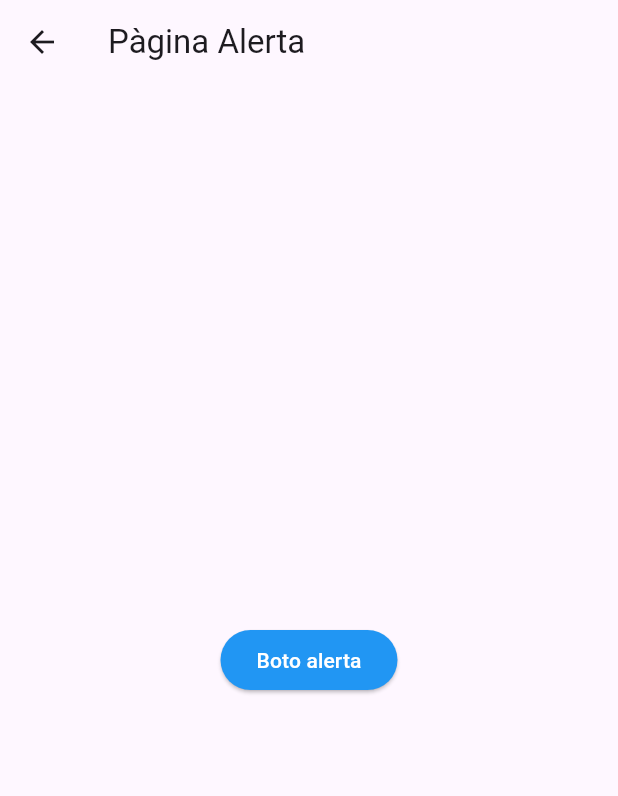
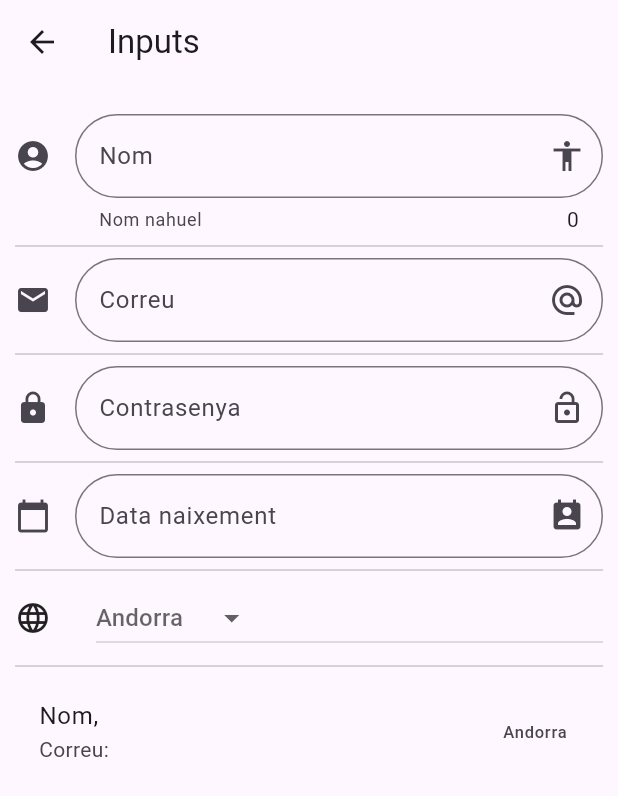
Before and after one commit to NahuelMedinaPiconi/Temp, a Flutter app: the screen it shows after launch, after a tap on "Inputs i Formularis", on a phone screen of 412 x 824 dp. Shown: the top 796 px of the screen. Run offline on Flutter 3.47's test engine with Material 3 defaults, Android fonts, the phone set to English and light mode, and no system bars; network calls fail.

Commit message:
feat: projecte acabat

```diff
--- a/lib/main.dart
+++ b/lib/main.dart
@@ -16,7 +16,7 @@
       initialRoute: "/",
       routes: getRoutes(),
       onGenerateRoute: (RouteSettings settings) {
-        print("Hem anat a ${settings.name}");
+        print("Hem anat a ${  settings.name}");
         return MaterialPageRoute(
           builder: (BuildContext context) => AlertScreen());
       },
--- a/lib/routes/app_routes.dart
+++ b/lib/routes/app_routes.dart
@@ -3,6 +3,9 @@
 import 'package:catinteractiu/screens/avatar_screen.dart';
 import 'package:catinteractiu/screens/card_secreen.dart';
 import 'package:catinteractiu/screens/home_screen.dart';
+import 'package:catinteractiu/screens/inputs_screen.dart';
+import 'package:catinteractiu/screens/listview_screen.dart';
+import 'package:catinteractiu/screens/slider_screen.dart';
 
 import 'package:flutter/material.dart';
 
@@ -13,5 +16,8 @@
        'avatar'    : (BuildContext context) => AvatarScreen(),
        "card"     : (BuildContext context) => CardScreen(),
        "animatedContainer"  : (BuildContext context) => AnimatedContainerScreen(),
+       "inputs"   : (BuildContext context) => InputScreen(),
+       "slider"    : (BuildContext context) => SliderScreen(),
+       "list"     : (BuildContext context) => LlistaScreen()
      };
 }
--- a/lib/screens/inputs_screen.dart
+++ b/lib/screens/inputs_screen.dart
@@ -1,117 +1,172 @@
 import 'package:flutter/material.dart';
 
-class InputsScreen extends StatefulWidget {
-  const InputsScreen({super.key});
+class InputScreen extends StatefulWidget {
 
   @override
-  State<InputsScreen> createState() => _InputsScreenState();
+  State<InputScreen> createState() => _InputScreenState();
 }
 
-class _InputsScreenState extends State<InputsScreen> {
-  String _nom = '';
-  String _email = '';
-  String _data = '';
-  String _paisSeleccionat = 'Andorra';
+class _InputScreenState extends State<InputScreen> {
 
-  final List<String> _paisos = ['Andorra', 'Espanya', 'França', 'Itàlia'];
-  final TextEditingController _inputDateController = TextEditingController();
+  String _nom = "";
+  String _email = "";
+  String _data = "";
+  String _pais = "Andorra";
+  TextEditingController _inputController = TextEditingController();
+  List<String> _paisos = ['Andorra','Anglaterra','Dinamarca','Espanya','França'];
 
   @override
   Widget build(BuildContext context) {
     return Scaffold(
-      appBar: AppBar(title: const Text('Inputs i Formularis')),
+      appBar: AppBar(
+        title: Text("Inputs"),
+      ),
       body: ListView(
-        padding: const EdgeInsets.all(16.0),
+        padding: EdgeInsets.symmetric(horizontal: 10, vertical: 20),
         children: [
-          _crearInputNom(),
-          const Divider(),
-          _crearInputEmail(),
-          const Divider(),
-          _crearInputData(context),
-          const Divider(),
-          _crearDropdown(),
-          const Divider(),
-          ListTile(
-            title: Text('Nom: $_nom'),
-            subtitle: Text('Email: $_email \vert{} Data:$_data'),
-            trailing: Text(_paisSeleccionat),
-          ),
+          _crearInput(),
+          Divider(),
+          _crearEmail(),
+          Divider(),
+          _crearContra(),
+          Divider(),
+          _crearData(context),
+          Divider(),
+          _crearDropDown(),
+          Divider(),
+          _crearPersona(),
         ],
       ),
     );
   }
 
-  Widget _crearInputNom() {
+  TextField _crearInput() {
     return TextField(
+      // autofocus: true,
       textCapitalization: TextCapitalization.sentences,
+      onChanged: (valor) {
+        setState(() {
+          _nom = valor;
+        });
+        // print(_nom);
+      },
       decoration: InputDecoration(
-        border: OutlineInputBorder(borderRadius: BorderRadius.circular(12)),
-        labelText: 'Nom complet',
-        hintText: 'Ex. Anna Garcia',
-        suffixIcon: const Icon(Icons.accessibility),
+        counter: Text("${_nom.length}"),
+        hintText: "Escribe Nahuel!",
+        labelText: "Nom",
+        helperText: "Nom nahuel",
+        suffixIcon: Icon(Icons.accessibility),
+        icon: Icon(Icons.account_circle),
+        border: OutlineInputBorder(
+          borderRadius: BorderRadius.circular(30)
+        )
       ),
-      onChanged: (val) => setState(() => _nom = val),
     );
   }
 
-  Widget _crearInputEmail() {
+  TextField _crearEmail() {
     return TextField(
       keyboardType: TextInputType.emailAddress,
+      onChanged: (value) => setState(() => _email = value),
       decoration: InputDecoration(
-        border: OutlineInputBorder(borderRadius: BorderRadius.circular(12)),
-        labelText: 'Correu Electrònic',
-        suffixIcon: const Icon(Icons.alternate_email),
+        hintText: "Correu electronic: ",
+        labelText: "Correu",
+        suffixIcon: Icon(Icons.alternate_email),
+        icon: Icon(Icons.email),
+        border: OutlineInputBorder(
+          borderRadius: BorderRadius.circular(30)
+        )
       ),
-      onChanged: (val) => setState(() => _email = val),
     );
   }
 
-  Widget _crearInputData(BuildContext context) {
+  TextField _crearContra() {
     return TextField(
-      controller: _inputDateController,
-      enableInteractiveSelection: false,
+      obscureText: true,
+      // onChanged: (value) => setState(() => _email = value),
       decoration: InputDecoration(
-        border: OutlineInputBorder(borderRadius: BorderRadius.circular(12)),
-        labelText: 'Data de Naixement',
-        suffixIcon: const Icon(Icons.calendar_today),
+        hintText: "Contrasenya",
+        labelText: "Contrasenya",
+        suffixIcon: Icon(Icons.lock_open),
+        icon: Icon(Icons.lock),
+        border: OutlineInputBorder(
+          borderRadius: BorderRadius.circular(30)
+        )
       ),
-      onTap: () {
-        FocusScope.of(context).requestFocus(FocusNode());
-        _seleccionaData(context);
-      },
     );
   }
 
-  void _seleccionaData(BuildContext context) async {
+  TextField _crearData(BuildContext context) {
+    return TextField(
+      enableInteractiveSelection: false,
+      controller: _inputController,
+      onTap: () {
+        FocusScope.of(context).requestFocus(new FocusNode());
+        _seleccionaData(context);
+      },
+      decoration: InputDecoration(
+        hintText: "Data naixement",
+        labelText: "Data naixement",
+        suffixIcon: Icon(Icons.perm_contact_calendar),
+        icon: Icon(Icons.calendar_today),
+        border: OutlineInputBorder(
+          borderRadius: BorderRadius.circular(30)
+        )
+      ),
+    );
+  }
+
+  void _seleccionaData(BuildContext context) async{
     DateTime? picked = await showDatePicker(
       context: context,
+      // locale: Locale("es", "ES"),
       initialDate: DateTime.now(),
-      firstDate: DateTime(1950),
+      firstDate: DateTime(2020),
       lastDate: DateTime(2030),
     );
     if (picked != null) {
       setState(() {
-        _data = picked.toString().split(' ')[0];
-        _inputDateController.text = _data;
+        _data = picked.toString();
+        _inputController.text = _data;
       });
     }
   }
 
-  Widget _crearDropdown() {
+  Widget _crearDropDown() {
     return Row(
       children: [
-        const Icon(Icons.language_rounded),
-        const SizedBox(width: 15),
+        Icon(Icons.language),
+        SizedBox(width: 30),
         Expanded(
-          child: DropdownButton<String>(
-            value: _paisSeleccionat,
-            items: _paisos.map((pais) {
-              return DropdownMenuItem(value: pais, child: Text(pais));
-            }).toList(),
-            onChanged: (opt) => setState(() => _paisSeleccionat = opt!),
-          ),
+          child: DropdownButton(
+            hint: Text(_pais),
+            items: getOpcions(),
+            onChanged: (opcio) {
+              setState(() {
+                _pais = opcio as String;
+              });
+            }),
         ),
       ],
     );
   }
+
+  List<DropdownMenuItem<String>> getOpcions() {
+    List<DropdownMenuItem<String>> llista = [];
+    _paisos.forEach((pais) {
+      llista.add(DropdownMenuItem(
+        child: Text(pais),
+        value: (pais)
+        ));
+    });
+    return llista;
+  }
+
+  Widget _crearPersona() {
+    return ListTile(
+      title: Text("Nom, $_nom"),
+      subtitle: Text("Correu: $_email"),
+      trailing: Text(_pais),
+    );
+  }
 }
```
Also changed, not shown: lib/screens/animated_container_screen.dart (+35 -0 lines), lib/screens/listview_screen.dart (+92 -59 lines), lib/screens/slider_screen.dart (+65 -23 lines).
